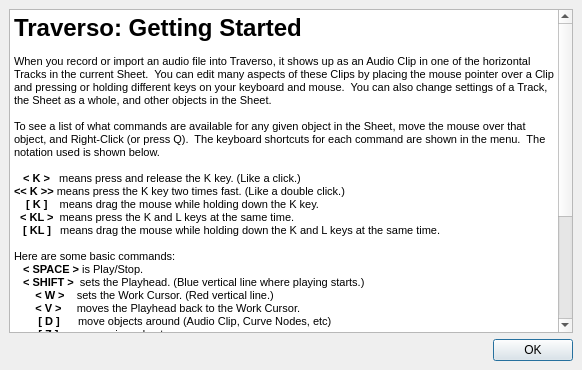
Old version of the form src/traverso/ui/QuickStart.ui in the repository ErwanLegrand/Traverso-DAW.
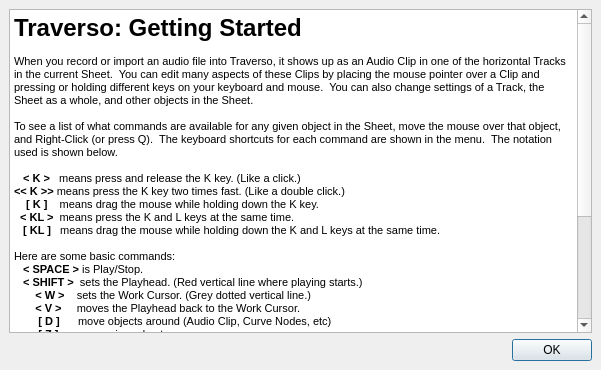
New version of the form. Icons and pictures are not drawn.

```diff
--- a/src/traverso/ui/QuickStart.ui
+++ b/src/traverso/ui/QuickStart.ui
@@ -6,7 +6,7 @@
    <rect>
     <x>0</x>
     <y>0</y>
-    <width>582</width>
+    <width>601</width>
     <height>370</height>
    </rect>
   </property>
@@ -48,8 +48,8 @@
 &lt;p style=&quot;-qt-paragraph-type:empty; margin-top:0px; margin-bottom:0px; margin-left:0px; margin-right:0px; -qt-block-indent:0; text-indent:0px; font-family:'MS Shell Dlg 2';&quot;&gt;&lt;/p&gt;
 &lt;p style=&quot; margin-top:0px; margin-bottom:0px; margin-left:0px; margin-right:0px; -qt-block-indent:0; text-indent:0px;&quot;&gt;&lt;span style=&quot; font-family:'MS Shell Dlg 2';&quot;&gt;Here are some basic commands:&lt;/span&gt;&lt;/p&gt;
 &lt;p style=&quot; margin-top:0px; margin-bottom:0px; margin-left:0px; margin-right:0px; -qt-block-indent:0; text-indent:0px;&quot;&gt;&lt;span style=&quot; font-family:'MS Shell Dlg 2';&quot;&gt;   &lt;/span&gt;&lt;span style=&quot; font-family:'MS Shell Dlg 2'; font-weight:600;&quot;&gt;&amp;lt; SPACE &amp;gt;&lt;/span&gt;&lt;span style=&quot; font-family:'MS Shell Dlg 2';&quot;&gt; is Play/Stop.&lt;/span&gt;&lt;/p&gt;
-&lt;p style=&quot; margin-top:0px; margin-bottom:0px; margin-left:0px; margin-right:0px; -qt-block-indent:0; text-indent:0px;&quot;&gt;&lt;span style=&quot; font-family:'MS Shell Dlg 2';&quot;&gt;   &lt;/span&gt;&lt;span style=&quot; font-family:'MS Shell Dlg 2'; font-weight:600;&quot;&gt;&amp;lt; SHIFT &amp;gt;&lt;/span&gt;&lt;span style=&quot; font-family:'MS Shell Dlg 2';&quot;&gt;  sets the Playhead. (Blue vertical line where playing starts.)&lt;/span&gt;&lt;/p&gt;
-&lt;p style=&quot; margin-top:0px; margin-bottom:0px; margin-left:0px; margin-right:0px; -qt-block-indent:0; text-indent:0px;&quot;&gt;&lt;span style=&quot; font-family:'MS Shell Dlg 2';&quot;&gt;       &lt;/span&gt;&lt;span style=&quot; font-family:'MS Shell Dlg 2'; font-weight:600;&quot;&gt;&amp;lt; W &amp;gt;&lt;/span&gt;&lt;span style=&quot; font-family:'MS Shell Dlg 2';&quot;&gt;    sets the Work Cursor. (Red vertical line.)&lt;/span&gt;&lt;/p&gt;
+&lt;p style=&quot; margin-top:0px; margin-bottom:0px; margin-left:0px; margin-right:0px; -qt-block-indent:0; text-indent:0px;&quot;&gt;&lt;span style=&quot; font-family:'MS Shell Dlg 2';&quot;&gt;   &lt;/span&gt;&lt;span style=&quot; font-family:'MS Shell Dlg 2'; font-weight:600;&quot;&gt;&amp;lt; SHIFT &amp;gt;&lt;/span&gt;&lt;span style=&quot; font-family:'MS Shell Dlg 2';&quot;&gt;  sets the Playhead. (Red vertical line where playing starts.)&lt;/span&gt;&lt;/p&gt;
+&lt;p style=&quot; margin-top:0px; margin-bottom:0px; margin-left:0px; margin-right:0px; -qt-block-indent:0; text-indent:0px;&quot;&gt;&lt;span style=&quot; font-family:'MS Shell Dlg 2';&quot;&gt;       &lt;/span&gt;&lt;span style=&quot; font-family:'MS Shell Dlg 2'; font-weight:600;&quot;&gt;&amp;lt; W &amp;gt;&lt;/span&gt;&lt;span style=&quot; font-family:'MS Shell Dlg 2';&quot;&gt;    sets the Work Cursor. (Grey dotted vertical line.)&lt;/span&gt;&lt;/p&gt;
 &lt;p style=&quot; margin-top:0px; margin-bottom:0px; margin-left:0px; margin-right:0px; -qt-block-indent:0; text-indent:0px;&quot;&gt;&lt;span style=&quot; font-family:'MS Shell Dlg 2';&quot;&gt;       &lt;/span&gt;&lt;span style=&quot; font-family:'MS Shell Dlg 2'; font-weight:600;&quot;&gt;&amp;lt; V &amp;gt;    &lt;/span&gt;&lt;span style=&quot; font-family:'MS Shell Dlg 2';&quot;&gt; moves the Playhead back to the Work Cursor.&lt;/span&gt;&lt;/p&gt;
 &lt;p style=&quot; margin-top:0px; margin-bottom:0px; margin-left:0px; margin-right:0px; -qt-block-indent:0; text-indent:0px;&quot;&gt;&lt;span style=&quot; font-family:'MS Shell Dlg 2';&quot;&gt;        &lt;/span&gt;&lt;span style=&quot; font-family:'MS Shell Dlg 2'; font-weight:600;&quot;&gt;[ D ] &lt;/span&gt;&lt;span style=&quot; font-family:'MS Shell Dlg 2';&quot;&gt;     move objects around (Audio Clip, Curve Nodes, etc)&lt;/span&gt;&lt;/p&gt;
 &lt;p style=&quot; margin-top:0px; margin-bottom:0px; margin-left:0px; margin-right:0px; -qt-block-indent:0; text-indent:0px;&quot;&gt;&lt;span style=&quot; font-family:'MS Shell Dlg 2';&quot;&gt;        &lt;/span&gt;&lt;span style=&quot; font-family:'MS Shell Dlg 2'; font-weight:600;&quot;&gt;[ Z ]&lt;/span&gt;&lt;span style=&quot; font-family:'MS Shell Dlg 2';&quot;&gt;       zooms in and out.&lt;/span&gt;&lt;/p&gt;
```
